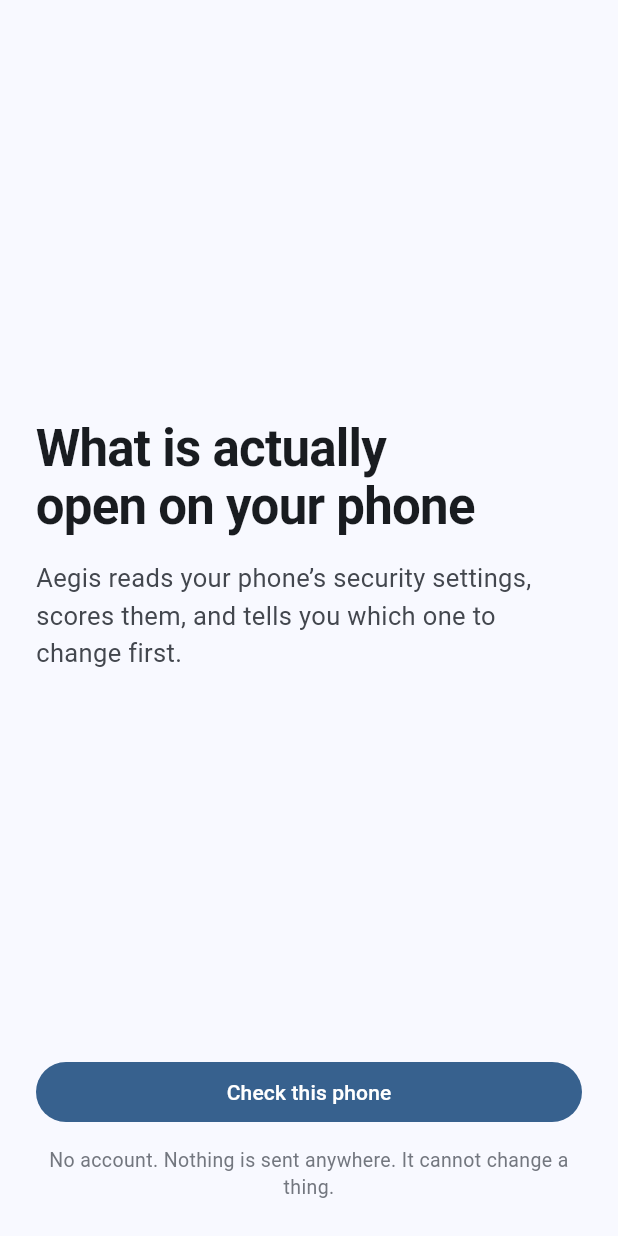
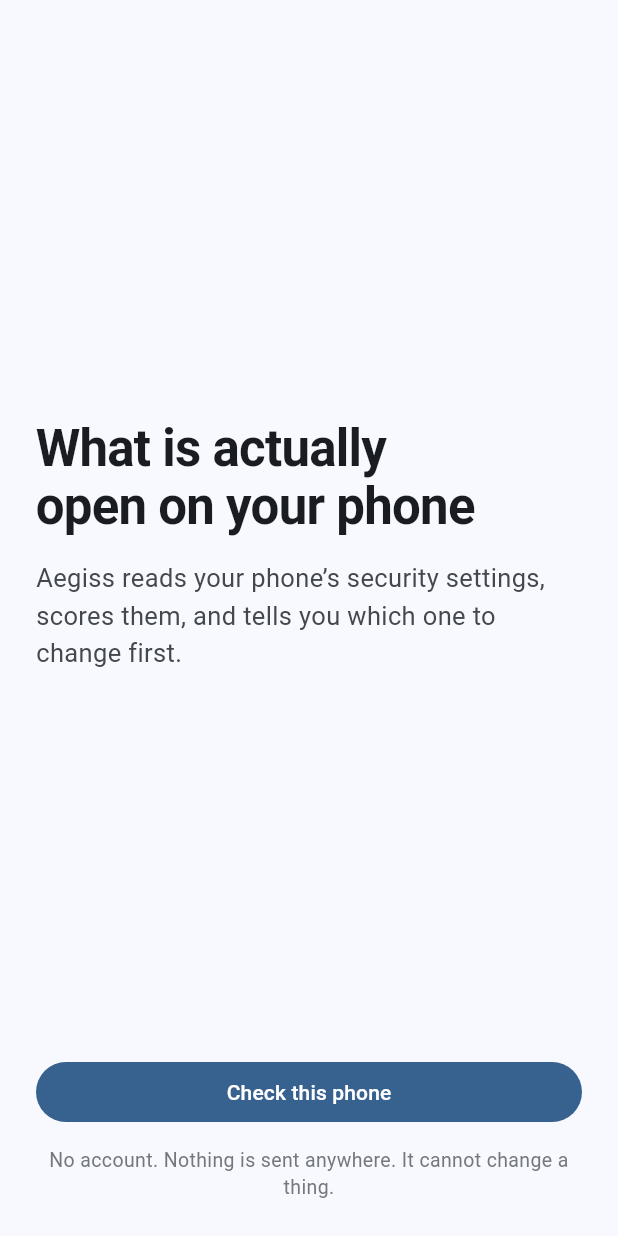
Before and after one commit to Mulhimfy/aegis, a Flutter app: the screen it shows after launch, on a phone screen of 412 x 824 dp. Run offline on Flutter 3.47's test engine with Material 3 defaults, Android fonts, the phone set to English and light mode, and no system bars; drawn by our look-alikes of dynamic_color; our stand-ins replace app_links, package_info_plus, share_plus, shared_preferences.

Commit message:
Rename the app to Aegiss everywhere it is shown
The App Store record is "aegiss" because Aegis was unavailable, and a
product that calls itself one thing on the home screen and another on its
store page reads as a fake. So the visible name follows the store: the iOS
display name, the Android label, every string in the UI, and the three
GitHub Pages documents.

Identifiers are deliberately left alone. The Dart package, the Kotlin
package, the Android applicationId, the SKU and the aegis:// scheme are
not shown to anyone, and the scheme in particular already carries live
invite links that would break.

Co-Authored-By: Claude Opus 5 (1M context) <noreply@anthropic.com>

```diff
--- a/codemagic.yaml
+++ b/codemagic.yaml
@@ -1,4 +1,4 @@
-# Codemagic CI/CD — Aegis
+# Codemagic CI/CD — Aegiss
 #
 # Two iOS workflows:
 #   ios-testflight   push to main  -> build, upload to TestFlight
@@ -161,7 +161,7 @@ workflows:
         # MANUAL: approved builds wait for you to press Release.
         # Change to AFTER_APPROVAL to ship the moment review clears.
         release_type: MANUAL
-        copyright: 2026 Aegis
+        copyright: 2026 Ahmad Al Ghafri
         cancel_previous_submissions: true
         # phased_release: true
       email:
--- a/lib/app.dart
+++ b/lib/app.dart
@@ -22,8 +22,8 @@ import 'features/welcome/welcome_page.dart';
 /// rather than one app widget wearing the other's clothes. That decision at the
 /// root is what lets every screen below use its platform's real navigation,
 /// real transitions and real text scaling without fighting anything.
-class AegisApp extends StatefulWidget {
-  const AegisApp({
+class AegissApp extends StatefulWidget {
+  const AegissApp({
     super.key,
     required this.store,
     required this.probe,
@@ -35,10 +35,10 @@ class AegisApp extends StatefulWidget {
   final ShareService? share;
 
   @override
-  State<AegisApp> createState() => _AegisAppState();
+  State<AegissApp> createState() => _AegissAppState();
 }
 
-class _AegisAppState extends State<AegisApp> {
+class _AegissAppState extends State<AegissApp> {
   late final ScanController _controller;
   late final ShareService _share;
   late final AppLinks _links;
@@ -117,7 +117,7 @@ class _AegisAppState extends State<AegisApp> {
       share: _share,
       child: isApple
           ? CupertinoApp(
-              title: 'Aegis',
+              title: 'Aegiss',
               debugShowCheckedModeBanner: false,
               theme: AppTheme.cupertino(
                 MediaQuery.platformBrightnessOf(context),
@@ -129,7 +129,7 @@ class _AegisAppState extends State<AegisApp> {
           // with the phone.
           : DynamicColorBuilder(
               builder: (lightScheme, darkScheme) => MaterialApp(
-                title: 'Aegis',
+                title: 'Aegiss',
                 debugShowCheckedModeBanner: false,
                 theme: AppTheme.material(Brightness.light, lightScheme),
                 darkTheme: AppTheme.material(Brightness.dark, darkScheme),
--- a/lib/features/scan/finding_detail_page.dart
+++ b/lib/features/scan/finding_detail_page.dart
@@ -41,7 +41,7 @@ class FindingDetailPage extends StatelessWidget {
     if (finding == null) {
       return const AdaptivePage(
         title: 'Check',
-        previousPageTitle: 'Aegis',
+        previousPageTitle: 'Aegiss',
         slivers: [
           SliverFillRemaining(
             hasScrollBody: false,
@@ -56,7 +56,7 @@ class FindingDetailPage extends StatelessWidget {
 
     return AdaptivePage(
       title: check.title,
-      previousPageTitle: 'Aegis',
+      previousPageTitle: 'Aegiss',
       slivers: [
         SliverToBoxAdapter(child: _Verdict(finding: finding, points: points)),
         SliverToBoxAdapter(child: _Why(check: check)),
--- a/lib/features/scan/scan_page.dart
+++ b/lib/features/scan/scan_page.dart
@@ -88,7 +88,7 @@ class _ScanPageState extends State<ScanPage> with WidgetsBindingObserver {
       isApple
           ? CupertinoPageRoute<void>(
               builder: (_) => FindingDetailPage(checkId: finding.check.id),
-              title: 'Aegis',
+              title: 'Aegiss',
             )
           : MaterialPageRoute<void>(
               builder: (_) => FindingDetailPage(checkId: finding.check.id),
@@ -99,7 +99,7 @@ class _ScanPageState extends State<ScanPage> with WidgetsBindingObserver {
   void _push(Widget page) {
     Navigator.of(context).push(
       isApple
-          ? CupertinoPageRoute<void>(builder: (_) => page, title: 'Aegis')
+          ? CupertinoPageRoute<void>(builder: (_) => page, title: 'Aegiss')
           : MaterialPageRoute<void>(builder: (_) => page),
     );
   }
@@ -117,7 +117,7 @@ class _ScanPageState extends State<ScanPage> with WidgetsBindingObserver {
     }
 
     return AdaptivePage(
-      title: 'Aegis',
+      title: 'Aegiss',
       trailing: _SettingsButton(onTap: () => _push(const SettingsPage())),
       slivers: [
         SliverToBoxAdapter(child: _Header(onRescan: _rescan)),
--- a/lib/features/settings/settings_page.dart
+++ b/lib/features/settings/settings_page.dart
@@ -40,7 +40,7 @@ class _SettingsPageState extends State<SettingsPage> {
   Future<void> _erase() async {
     final confirmed = await confirmDestructive(
       context,
-      title: 'Erase what Aegis remembers?',
+      title: 'Erase what Aegiss remembers?',
       message: 'Your answers and your invite code. Your phone is not changed.',
       confirmLabel: 'Erase',
     );
@@ -59,13 +59,13 @@ class _SettingsPageState extends State<SettingsPage> {
 
     return AdaptivePage(
       title: 'Settings',
-      previousPageTitle: 'Aegis',
+      previousPageTitle: 'Aegiss',
       slivers: [
         SliverToBoxAdapter(
           child: AdaptiveSection(
             children: [
               AdaptiveRow(
-                title: 'What Aegis checks',
+                title: 'What Aegiss checks',
                 additionalInfo: '${Catalog.allChecks.length}',
                 onTap: () => Navigator.of(context).push(
                   isApple
@@ -97,7 +97,7 @@ class _SettingsPageState extends State<SettingsPage> {
         ),
         SliverToBoxAdapter(
           child: AdaptiveSection(
-            footer: 'Aegis has no server. Everything it knows is on this phone.',
+            footer: 'Aegiss has no server. Everything it knows is on this phone.',
             children: [
               AdaptiveRow(
                 title: 'Privacy policy',
@@ -108,7 +108,7 @@ class _SettingsPageState extends State<SettingsPage> {
                 ),
               ),
               AdaptiveRow(
-                title: 'Erase what Aegis remembers',
+                title: 'Erase what Aegiss remembers',
                 titleColor: context.colors.critical,
                 onTap: _erase,
               ),
--- a/lib/features/welcome/welcome_page.dart
+++ b/lib/features/welcome/welcome_page.dart
@@ -42,7 +42,7 @@ class WelcomePage extends StatelessWidget {
             ),
             const SizedBox(height: Insets.lg),
             Text(
-              'Aegis reads your phone’s security settings, scores them, and '
+              'Aegiss reads your phone’s security settings, scores them, and '
               'tells you which one to change first.',
               style: TextStyle(
                 fontSize: 17,
--- a/lib/main.dart
+++ b/lib/main.dart
@@ -22,5 +22,5 @@ Future<void> main() async {
 
   final store = await Store.open();
 
-  runApp(AegisApp(store: store, probe: ProbeChannel()));
+  runApp(AegissApp(store: store, probe: ProbeChannel()));
 }
```
Also changed, not shown: 8 other files.
